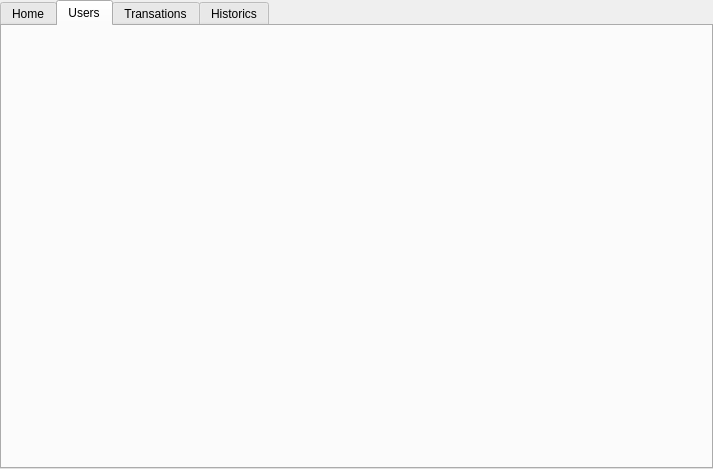
The window that Ipiranga_GUI/adminpage.ui (Hugo-NF/App_Ipiranga) describes before a commit, drawn with Qt 5.
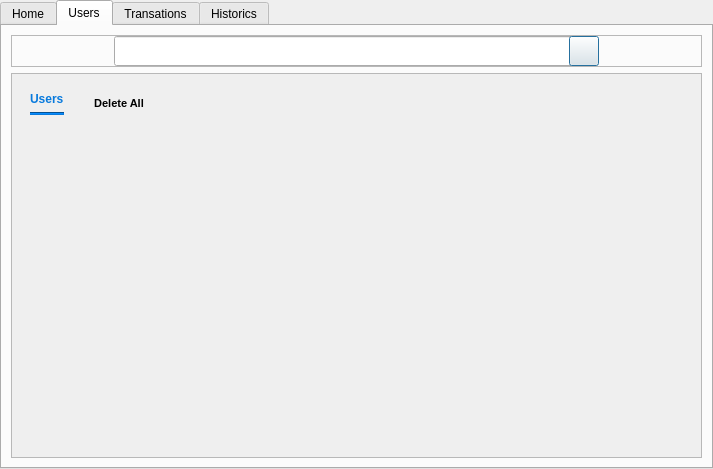
The same window after the commit. The open tabs and pages were chosen to show the change. Icons and pictures are not drawn.

Patch:
```diff
--- a/Ipiranga_GUI/adminpage.ui
+++ b/Ipiranga_GUI/adminpage.ui
@@ -47,6 +47,350 @@
       <attribute name="title">
        <string>Users</string>
       </attribute>
+      <layout class="QVBoxLayout" name="verticalLayout">
+       <item>
+        <widget class="QFrame" name="frame_2">
+         <property name="maximumSize">
+          <size>
+           <width>16777215</width>
+           <height>35</height>
+          </size>
+         </property>
+         <property name="frameShape">
+          <enum>QFrame::StyledPanel</enum>
+         </property>
+         <property name="frameShadow">
+          <enum>QFrame::Raised</enum>
+         </property>
+         <layout class="QHBoxLayout" name="horizontalLayout_3">
+          <property name="spacing">
+           <number>0</number>
+          </property>
+          <property name="leftMargin">
+           <number>0</number>
+          </property>
+          <property name="topMargin">
+           <number>0</number>
+          </property>
+          <property name="rightMargin">
+           <number>0</number>
+          </property>
+          <property name="bottomMargin">
+           <number>0</number>
+          </property>
+          <item>
+           <spacer name="horizontalSpacer_2">
+            <property name="orientation">
+             <enum>Qt::Horizontal</enum>
+            </property>
+            <property name="sizeHint" stdset="0">
+             <size>
+              <width>98</width>
+              <height>20</height>
+             </size>
+            </property>
+           </spacer>
+          </item>
+          <item>
+           <widget class="QFrame" name="content_2">
+            <property name="sizePolicy">
+             <sizepolicy hsizetype="Preferred" vsizetype="Preferred">
+              <horstretch>0</horstretch>
+              <verstretch>0</verstretch>
+             </sizepolicy>
+            </property>
+            <property name="minimumSize">
+             <size>
+              <width>485</width>
+              <height>30</height>
+             </size>
+            </property>
+            <property name="maximumSize">
+             <size>
+              <width>460</width>
+              <height>30</height>
+             </size>
+            </property>
+            <widget class="QLineEdit" name="line_search_users">
+             <property name="geometry">
+              <rect>
+               <x>0</x>
+               <y>0</y>
+               <width>460</width>
+               <height>30</height>
+              </rect>
+             </property>
+             <property name="sizePolicy">
+              <sizepolicy hsizetype="Fixed" vsizetype="Fixed">
+               <horstretch>0</horstretch>
+               <verstretch>0</verstretch>
+              </sizepolicy>
+             </property>
+             <property name="minimumSize">
+              <size>
+               <width>460</width>
+               <height>30</height>
+              </size>
+             </property>
+             <property name="maximumSize">
+              <size>
+               <width>460</width>
+               <height>30</height>
+              </size>
+             </property>
+            </widget>
+            <widget class="QPushButton" name="Button_search_users">
+             <property name="enabled">
+              <bool>true</bool>
+             </property>
+             <property name="geometry">
+              <rect>
+               <x>455</x>
+               <y>0</y>
+               <width>30</width>
+               <height>30</height>
+              </rect>
+             </property>
+             <property name="sizePolicy">
+              <sizepolicy hsizetype="Fixed" vsizetype="Fixed">
+               <horstretch>0</horstretch>
+               <verstretch>0</verstretch>
+              </sizepolicy>
+             </property>
+             <property name="minimumSize">
+              <size>
+               <width>30</width>
+               <height>30</height>
+              </size>
+             </property>
+             <property name="maximumSize">
+              <size>
+               <width>30</width>
+               <height>30</height>
+              </size>
+             </property>
+             <property name="palette">
+              <palette>
+               <active/>
+               <inactive/>
+               <disabled/>
+              </palette>
+             </property>
+             <property name="styleSheet">
+              <string notr="true">Background:none;</string>
+             </property>
+             <property name="text">
+              <string/>
+             </property>
+             <property name="icon">
+              <iconset resource="resources.qrc">
+               <normaloff>:/img_login/images/search_icon.png</normaloff>:/img_login/images/search_icon.png</iconset>
+             </property>
+             <property name="iconSize">
+              <size>
+               <width>30</width>
+               <height>30</height>
+              </size>
+             </property>
+             <property name="autoDefault">
+              <bool>false</bool>
+             </property>
+             <property name="default">
+              <bool>true</bool>
+             </property>
+             <property name="flat">
+              <bool>false</bool>
+             </property>
+            </widget>
+           </widget>
+          </item>
+          <item>
+           <spacer name="horizontalSpacer_3">
+            <property name="orientation">
+             <enum>Qt::Horizontal</enum>
+            </property>
+            <property name="sizeHint" stdset="0">
+             <size>
+              <width>98</width>
+              <height>20</height>
+             </size>
+            </property>
+           </spacer>
+          </item>
+         </layout>
+        </widget>
+       </item>
+       <item>
+        <widget class="QScrollArea" name="scrollArea">
+         <property name="widgetResizable">
+          <bool>true</bool>
+         </property>
+         <widget class="QWidget" name="scrollAreaWidgetContents">
+          <property name="geometry">
+           <rect>
+            <x>0</x>
+            <y>0</y>
+            <width>687</width>
+            <height>368</height>
+           </rect>
+          </property>
+          <layout class="QGridLayout" name="gridLayout">
+           <item row="0" column="0">
+            <widget class="QFrame" name="frame">
+             <property name="maximumSize">
+              <size>
+               <width>16777215</width>
+               <height>50</height>
+              </size>
+             </property>
+             <layout class="QVBoxLayout" name="verticalLayout_4">
+              <item>
+               <widget class="QLabel" name="label">
+                <property name="maximumSize">
+                 <size>
+                  <width>16777215</width>
+                  <height>50</height>
+                 </size>
+                </property>
+                <property name="text">
+                 <string>&lt;html&gt;&lt;head/&gt;&lt;body&gt;&lt;p&gt;&lt;span style=&quot; font-weight:600; color:#087add;&quot;&gt;Users&lt;/span&gt;&lt;/p&gt;&lt;/body&gt;&lt;/html&gt;</string>
+                </property>
+               </widget>
+              </item>
+              <item>
+               <widget class="Line" name="line">
+                <property name="styleSheet">
+                 <string notr="true">background:rgb(8, 122, 221)</string>
+                </property>
+                <property name="orientation">
+                 <enum>Qt::Horizontal</enum>
+                </property>
+               </widget>
+              </item>
+             </layout>
+            </widget>
+           </item>
+           <item row="1" column="0">
+            <layout class="QGridLayout" name="box_users">
+             <item row="0" column="0">
+              <widget class="QLabel" name="label_2">
+               <property name="maximumSize">
+                <size>
+                 <width>16777215</width>
+                 <height>0</height>
+                </size>
+               </property>
+               <property name="text">
+                <string/>
+               </property>
+              </widget>
+             </item>
+             <item row="1" column="0">
+              <widget class="QLabel" name="label_3">
+               <property name="maximumSize">
+                <size>
+                 <width>16777215</width>
+                 <height>0</height>
+                </size>
+               </property>
+               <property name="text">
+                <string/>
+               </property>
+              </widget>
+             </item>
+             <item row="2" column="0">
+              <widget class="QLabel" name="label_4">
+               <property name="maximumSize">
+                <size>
+                 <width>16777215</width>
+                 <height>0</height>
+                </size>
+               </property>
+               <property name="text">
+                <string/>
+               </property>
+              </widget>
+             </item>
+             <item row="0" column="2">
+              <widget class="QLabel" name="label_6">
+               <property name="maximumSize">
+                <size>
+                 <width>16777215</width>
+                 <height>0</height>
+                </size>
+               </property>
+               <property name="text">
+                <string/>
+               </property>
+              </widget>
+             </item>
+             <item row="0" column="1">
+              <widget class="QLabel" name="label_5">
+               <property name="maximumSize">
+                <size>
+                 <width>16777215</width>
+                 <height>0</height>
+                </size>
+               </property>
+               <property name="text">
+                <string/>
+               </property>
+              </widget>
+             </item>
+            </layout>
+           </item>
+           <item row="2" column="0">
+            <spacer name="verticalSpacer">
+             <property name="orientation">
+              <enum>Qt::Vertical</enum>
+             </property>
+             <property name="sizeHint" stdset="0">
+              <size>
+               <width>20</width>
+               <height>40</height>
+              </size>
+             </property>
+            </spacer>
+           </item>
+           <item row="0" column="2">
+            <spacer name="horizontalSpacer">
+             <property name="orientation">
+              <enum>Qt::Horizontal</enum>
+             </property>
+             <property name="sizeHint" stdset="0">
+              <size>
+               <width>40</width>
+               <height>20</height>
+              </size>
+             </property>
+            </spacer>
+           </item>
+           <item row="0" column="1">
+            <widget class="QPushButton" name="Button_delete_users">
+             <property name="font">
+              <font>
+               <pointsize>8</pointsize>
+               <weight>75</weight>
+               <bold>true</bold>
+              </font>
+             </property>
+             <property name="text">
+              <string>Delete All</string>
+             </property>
+             <property name="flat">
+              <bool>true</bool>
+             </property>
+            </widget>
+           </item>
+          </layout>
+         </widget>
+        </widget>
+       </item>
+      </layout>
+      <zorder>scrollArea</zorder>
+      <zorder>Button_search_users</zorder>
+      <zorder>Button_search_users</zorder>
+      <zorder>frame_2</zorder>
      </widget>
      <widget class="QWidget" name="Transation">
       <attribute name="title">
```
Left out of the diff: 868 changed lines with no effect on the pictures.
